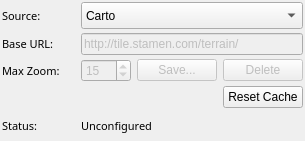
Old version of the form tile_map/src/tile_map_config.ui in the repository ros2-gbp/mapviz-release.
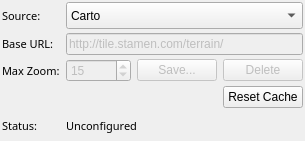
New version of the form.

```diff
--- a/tile_map/src/tile_map_config.ui
+++ b/tile_map/src/tile_map_config.ui
@@ -195,12 +195,6 @@
        <verstretch>0</verstretch>
       </sizepolicy>
      </property>
-     <property name="maximumSize">
-      <size>
-       <width>50</width>
-       <height>16777215</height>
-      </size>
-     </property>
      <property name="value">
       <number>15</number>
      </property>
```
Left out of the diff: 18 changed lines with no effect on the pictures.
